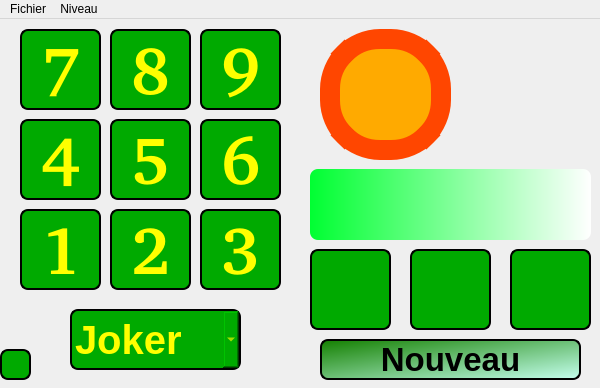
Above: mainwindow.ui from Txikilinux/leterrier-cibler before the change. Below: the same form after it.
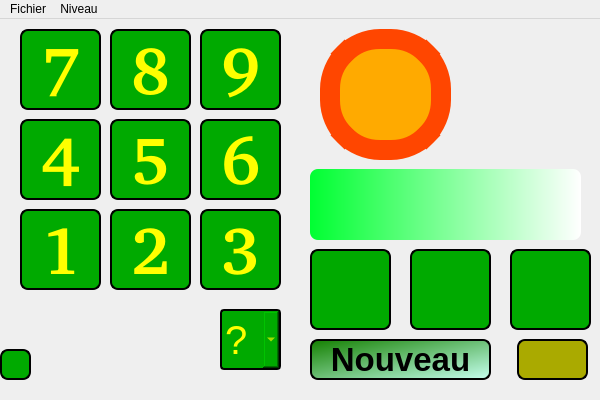
That is the form after the change. Icons and pictures are not drawn.

Patch:
```diff
--- a/mainwindow.ui
+++ b/mainwindow.ui
@@ -13,7 +13,7 @@
     <x>0</x>
     <y>0</y>
     <width>600</width>
-    <height>388</height>
+    <height>400</height>
    </rect>
   </property>
   <property name="windowTitle">
@@ -45,9 +45,19 @@
 		border-style : solid ;
 		border-color : white; 
 }
+QPushButton#btnQuitter { 
+		background-image: url(:/img/data/images/quitter.png);
+		background-color: rgb(170, 170, 0);
+		border-radius : 8px; 
+		background-repeat: repeat-no;
+   		background-position: center;
+		border-width : 2px;
+		border-style : solid ;
+		border-color : black;
+}
 QComboBox:enabled {
 	background-color: rgb(0, 170, 0);
-		border-radius : 8px; 
+		border-radius : 4px; 
 		color: yellow;
 		border-width : 2px;
 		border-style : solid ;
@@ -55,7 +65,7 @@
 }
 QComboBox:!enabled {
 		background-color: grey;
-		border-radius : 8px; 
+		border-radius : 4px; 
 		color: black;
 		border-width : 2px;
 		border-style : solid ;
@@ -69,7 +79,7 @@
 	background-color: qlineargradient(spread:repeat, x1:0, y1:0, x2:1, y2:1, stop:0 rgba(20, 128, 0, 255), stop:1 rgba(197, 255, 238, 255));
 		color: black;
 } 
-QTextEdit#tedAffiche {
+QLabel#lblAffiche {
 		background-color: qlineargradient(spread:pad, x1:0, y1:0, x2:1, y2:0, stop:0 rgba(0, 255, 50, 255), stop:1 rgba(255, 255, 255, 255));
 		border-radius : 8px; 
 		background-image: url(:/img/data/images/pagefold.png);
@@ -412,19 +422,6 @@
      <bool>true</bool>
     </property>
    </widget>
-   <widget class="QTextEdit" name="tedAffiche">
-    <property name="geometry">
-     <rect>
-      <x>310</x>
-      <y>150</y>
-      <width>281</width>
-      <height>71</height>
-     </rect>
-    </property>
-    <property name="styleSheet">
-     <string notr="true"/>
-    </property>
-   </widget>
    <widget class="QLabel" name="lblCible">
     <property name="geometry">
      <rect>
@@ -451,9 +448,9 @@
    <widget class="QPushButton" name="btnNouveau">
     <property name="geometry">
      <rect>
-      <x>320</x>
+      <x>310</x>
       <y>320</y>
-      <width>261</width>
+      <width>181</width>
       <height>41</height>
      </rect>
     </property>
@@ -471,22 +468,22 @@
    <widget class="QComboBox" name="cboxJoker">
     <property name="geometry">
      <rect>
-      <x>70</x>
+      <x>220</x>
       <y>290</y>
-      <width>171</width>
+      <width>61</width>
       <height>61</height>
      </rect>
     </property>
     <property name="font">
      <font>
       <pointsize>30</pointsize>
-      <weight>75</weight>
-      <bold>true</bold>
+      <weight>50</weight>
+      <bold>false</bold>
      </font>
     </property>
     <item>
      <property name="text">
-      <string>Joker</string>
+      <string>?</string>
      </property>
     </item>
     <item>
@@ -535,6 +532,32 @@
      </property>
     </item>
    </widget>
+   <widget class="QLabel" name="lblAffiche">
+    <property name="geometry">
+     <rect>
+      <x>310</x>
+      <y>150</y>
+      <width>271</width>
+      <height>71</height>
+     </rect>
+    </property>
+    <property name="text">
+     <string/>
+    </property>
+   </widget>
+   <widget class="QPushButton" name="btnQuitter">
+    <property name="geometry">
+     <rect>
+      <x>517</x>
+      <y>320</y>
+      <width>71</width>
+      <height>41</height>
+     </rect>
+    </property>
+    <property name="text">
+     <string/>
+    </property>
+   </widget>
   </widget>
   <widget class="QMenuBar" name="menuBar">
    <property name="geometry">
```
